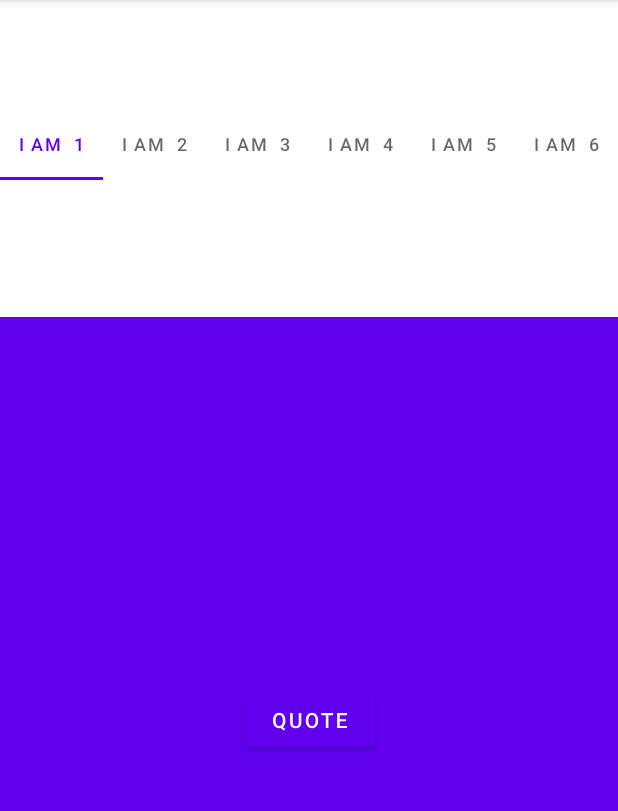
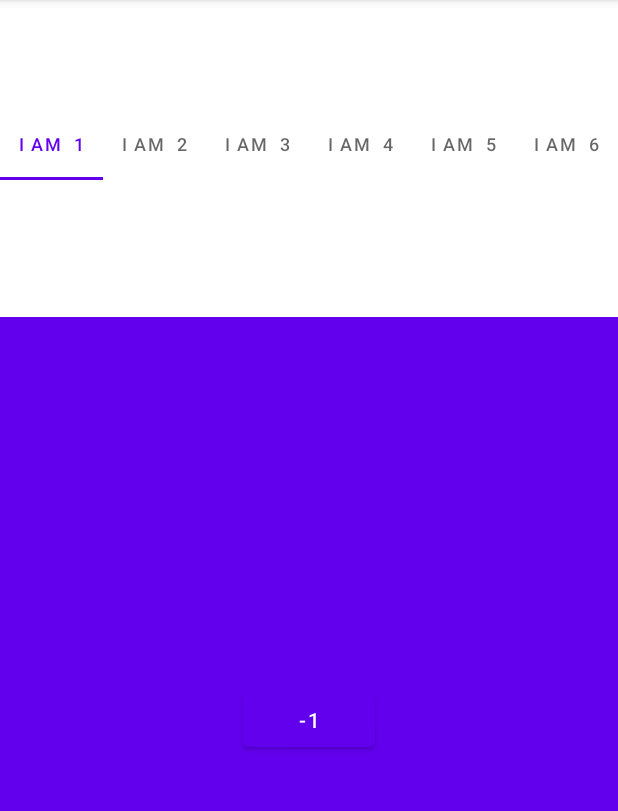
Before and after one commit to davidjagga/Lab06, an Android app: the screen it shows after launch (MainActivity), after a tap on "QUOTE", on a phone screen of 412 x 824 dp, the part 84-895 px from its top. Run offline under Robolectric (Android 15) with nearby library versions, the phone set to English and light mode, and no system bars.

Commit message:
fix put quote

```diff
--- a/app/src/main/java/com/jaggadavid/lab06/MainActivity.java
+++ b/app/src/main/java/com/jaggadavid/lab06/MainActivity.java
@@ -8,10 +8,12 @@ import androidx.recyclerview.widget.RecyclerView;
 import androidx.viewpager2.adapter.FragmentStateAdapter;
 import androidx.viewpager2.widget.ViewPager2;
 
+import android.content.res.TypedArray;
 import android.media.MediaPlayer;
 import android.os.Bundle;
 import android.util.Log;
 import android.view.View;
+import android.widget.Button;
 
 import java.io.InputStream;
 import java.util.ArrayList;
@@ -23,13 +25,17 @@ public class MainActivity extends AppCompatActivity {
     ViewPager2 viewPager2;
     ArrayList<Integer> soundArray = new ArrayList<>();
     RecyclerView.Adapter fragmentSateAdapter;
-
+    TypedArray arrayOfQuotes;
+    int quoteNum = 0;
     int NUM_ITEM=6;
     @Override
     protected void onCreate(Bundle savedInstanceState) {
+        TypedArray arrayOfQuotes = getResources().obtainTypedArray(R.array.quotes);
+        Log.i("Button", (arrayOfQuotes.getResourceId(10, -1)+"")+"got click");
 
+        quoteNum = 0;
+        soundArray.addAll(Arrays.asList(R.raw.scream, R.raw.whoosh, R.raw.chewbaka, R.raw.next, R.raw.flip, R.raw.r2d2, R.raw.swipe));
 
-        soundArray.addAll(Arrays.asList(R.raw.scream, R.raw.whoosh, R.raw.chewbaka, R.raw.next, R.raw.flip, R.raw.r2d2, R.raw.swipe));
         int random_int = (int)Math.floor(Math.random()*(soundArray.size()));
         mediaPlayer = MediaPlayer.create(getApplicationContext(), soundArray.get(random_int));
         mediaPlayer.setVolume(1,1);
@@ -55,8 +61,12 @@ public class MainActivity extends AppCompatActivity {
         });
     }
     public void playQuote(View view) {
-        Log.i("Button", "got click");
-        mediaPlayer.start();
+        TypedArray arrayOfQuotes = getResources().obtainTypedArray(R.array.quotes);
+        Log.i("Button", (arrayOfQuotes.getResourceId(10, -1)+"")+"got click");
+        //mediaPlayer.start();
+
+        ((Button) view).setText(arrayOfQuotes.getResourceId(quoteNum, -1)+"");
+        quoteNum = (quoteNum == 103) ? 0 : quoteNum+1;
     }
 
     private class MyFragmentStateAdapter extends FragmentStateAdapter {
@@ -87,6 +97,7 @@ public class MainActivity extends AppCompatActivity {
             Log.i("soundPlayed", "hello");
             int random_int = (int)Math.floor(Math.random()*(soundArray.size()));
             mediaPlayer = MediaPlayer.create(getApplicationContext(), soundArray.get(random_int));
+            mediaPlayer.start();
 
             page.setTranslationX(-position * page.getWidth());
             page.setCameraDistance(12000);
--- /dev/null
+++ b/app/src/main/res/values/arrays.xml
@@ -0,0 +1,116 @@
+<?xml version="1.0" encoding="utf-8"?>
+<resources>
+  <string-array name="quotes">
+    <item>"Life isn’t about getting and having, it’s about giving and being. - Kevin Kruse"</item>
+    <item>"Whatever the mind of man can conceive and believe, it can achieve. - Napoleon Hill"</item>
+    <item>"Strive not to be a success, but rather to be of value. - Albert Einstein"</item>
+    <item>"Two roads diverged in a wood, and I—I took the one less traveled by, And that has made all the difference. - Robert Frost"</item>
+    <item>"I attribute my success to this: I never gave or took any excuse. - Florence Nightingale"</item>
+    <item>"You miss 100% of the shots you don’t take. - Wayne Gretzky"</item>
+    <item>"I’ve missed more than 9000 shots in my career. I’ve lost almost 300 games. 26 times I’ve been trusted to take the game winning shot and missed. I’ve failed over and over and over again in my life. And that is why I succeed. - Michael Jordan"</item>
+    <item>"The most difficult thing is the decision to act, the rest is merely tenacity. - Amelia Earhart"</item>
+    <item>"Every strike brings me closer to the next home run. - Babe Ruth"</item>
+    <item>"Definiteness of purpose is the starting point of all achievement. - W. Clement Stone"</item>
+    <item>"We must balance conspicuous consumption with conscious capitalism. - Kevin Kruse"</item>
+    <item>"Life is what happens to you while you’re busy making other plans. - John Lennon"</item>
+    <item>"We become what we think about. - Earl Nightingale"</item>
+    <item>"14.Twenty years from now you will be more disappointed by the things that you didn’t do than by the ones you did do, so throw off the bowlines, sail away from safe harbor, catch the trade winds in your sails.  Explore, Dream, Discover. - Mark Twain"</item>
+    <item>"15.Life is 10% what happens to me and 90% of how I react to it. - Charles Swindoll"</item>
+    <item>"The most common way people give up their power is by thinking they don’t have any. - Alice Walker"</item>
+    <item>"The mind is everything. What you think you become. - Buddha"</item>
+    <item>"The best time to plant a tree was 20 years ago. The second best time is now. - Chinese Proverb"</item>
+    <item>"An unexamined life is not worth living. - Socrates"</item>
+    <item>"Eighty percent of success is showing up. - Woody Allen"</item>
+    <item>"Your time is limited, so don’t waste it living someone else’s life. - Steve Jobs"</item>
+    <item>"Winning isn’t everything, but wanting to win is. - Vince Lombardi"</item>
+    <item>"I am not a product of my circumstances. I am a product of my decisions. - Stephen Covey"</item>
+    <item>"Every child is an artist.  The problem is how to remain an artist once he grows up. - Pablo Picasso"</item>
+    <item>"You can never cross the ocean until you have the courage to lose sight of the shore. - Christopher Columbus"</item>
+    <item>"I’ve learned that people will forget what you said, people will forget what you did, but people will never forget how you made them feel. - Maya Angelou"</item>
+    <item>"Either you run the day, or the day runs you. - Jim Rohn"</item>
+    <item>"Whether you think you can or you think you can’t, you’re right. - Henry Ford"</item>
+    <item>"The two most important days in your life are the day you are born and the day you find out why. - Mark Twain"</item>
+    <item>"Whatever you can do, or dream you can, begin it.  Boldness has genius, power and magic in it. - Johann Wolfgang von Goethe"</item>
+    <item>"The best revenge is massive success. - Frank Sinatra"</item>
+    <item>"People often say that motivation doesn’t last. Well, neither does bathing.  That’s why we recommend it daily. - Zig Ziglar"</item>
+    <item>"Life shrinks or expands in proportion to one’s courage. - Anais Nin"</item>
+    <item>"If you hear a voice within you say “you cannot paint,” then by all means paint and that voice will be silenced. - Vincent Van Gogh"</item>
+    <item>"There is only one way to avoid criticism: do nothing, say nothing, and be nothing. - Aristotle"</item>
+    <item>"Ask and it will be given to you; search, and you will find; knock and the door will be opened for you. - Jesus"</item>
+    <item>"The only person you are destined to become is the person you decide to be. - Ralph Waldo Emerson"</item>
+    <item>"Go confidently in the direction of your dreams.  Live the life you have imagined. - Henry David Thoreau"</item>
+    <item>"When I stand before God at the end of my life, I would hope that I would not have a single bit of talent left and could say, I used everything you gave me. - Erma Bombeck"</item>
+    <item>"Few things can help an individual more than to place responsibility on him, and to let him know that you trust him. - Booker T. Washington"</item>
+    <item>"Certain things catch your eye, but pursue only those that capture the heart. -  Ancient Indian Proverb"</item>
+    <item>"Believe you can and you’re halfway there. - Theodore Roosevelt"</item>
+    <item>"Everything you’ve ever wanted is on the other side of fear. - George Addair"</item>
+    <item>"We can easily forgive a child who is afraid of the dark; the real tragedy of life is when men are afraid of the light. - Plato"</item>
+    <item>"Teach thy tongue to say, “I do not know,” and thous shalt progress. - Maimonides"</item>
+    <item>"Start where you are. Use what you have.  Do what you can. - Arthur Ashe"</item>
+    <item>"When I was 5 years old, my mother always told me that happiness was the key to life.  When I went to school, they asked me what I wanted to be when I grew up.  I wrote down ‘happy’.  They told me I didn’t understand the assignment, and I told them they didn’t understand life. - John Lennon"</item>
+    <item>"Fall seven times and stand up eight. - Japanese Proverb"</item>
+    <item>"When one door of happiness closes, another opens, but often we look so long at the closed door that we do not see the one that has been opened for us. - Helen Keller"</item>
+    <item>"Everything has beauty, but not everyone can see. - Confucius"</item>
+    <item>"How wonderful it is that nobody need wait a single moment before starting to improve the world. - Anne Frank"</item>
+    <item>"When I let go of what I am, I become what I might be. - Lao Tzu"</item>
+    <item>"Life is not measured by the number of breaths we take, but by the moments that take our breath away. - Maya Angelou"</item>
+    <item>"Happiness is not something readymade.  It comes from your own actions. - Dalai Lama"</item>
+    <item>"If you’re offered a seat on a rocket ship, don’t ask what seat! Just get on. - Sheryl Sandberg"</item>
+    <item>"First, have a definite, clear practical ideal; a goal, an objective. Second, have the necessary means to achieve your ends; wisdom, money, materials, and methods. Third, adjust all your means to that end. - Aristotle"</item>
+    <item>"If the wind will not serve, take to the oars. - Latin Proverb"</item>
+    <item>"You can’t fall if you don’t climb.  But there’s no joy in living your whole life on the ground. - Unknown"</item>
+    <item>"We must believe that we are gifted for something, and that this thing, at whatever cost, must be attained. - Marie Curie"</item>
+    <item>"Too many of us are not living our dreams because we are living our fears. - Les Brown"</item>
+    <item>"Challenges are what make life interesting and overcoming them is what makes life meaningful. - Joshua J. Marine"</item>
+    <item>"If you want to lift yourself up, lift up someone else. - Booker T. Washington"</item>
+    <item>"I have been impressed with the urgency of doing. Knowing is not enough; we must apply. Being willing is not enough; we must do. - Leonardo da Vinci"</item>
+    <item>"Limitations live only in our minds.  But if we use our imaginations, our possibilities become limitless. - Jamie Paolinetti"</item>
+    <item>"You take your life in your own hands, and what happens? A terrible thing, no one to blame. - Erica Jong"</item>
+    <item>"What’s money? A man is a success if he gets up in the morning and goes to bed at night and in between does what he wants to do. - Bob Dylan"</item>
+    <item>"I didn’t fail the test. I just found 100 ways to do it wrong. - Benjamin Franklin"</item>
+    <item>"In order to succeed, your desire for success should be greater than your fear of failure. - Bill Cosby"</item>
+    <item>"A person who never made a mistake never tried anything new. -  Albert Einstein"</item>
+    <item>"The person who says it cannot be done should not interrupt the person who is doing it. - Chinese Proverb"</item>
+    <item>"There are no traffic jams along the extra mile. - Roger Staubach"</item>
+    <item>"It is never too late to be what you might have been. - George Eliot"</item>
+    <item>"You become what you believe. - Oprah Winfrey"</item>
+    <item>"I would rather die of passion than of boredom. - Vincent van Gogh"</item>
+    <item>"A truly rich man is one whose children run into his arms when his hands are empty. - Unknown"</item>
+    <item>"It is not what you do for your children, but what you have taught them to do for themselves, that will make them successful human beings. - Ann Landers"</item>
+    <item>"If you want your children to turn out well, spend twice as much time with them, and half as much money. - Abigail Van Buren"</item>
+    <item>"Build your own dreams, or someone else will hire you to build theirs. - Farrah Gray"</item>
+    <item>"The battles that count aren’t the ones for gold medals. The struggles within yourself–the invisible battles inside all of us–that’s where it’s at. - Jesse Owens"</item>
+    <item>"Education costs money.  But then so does ignorance. - Sir Claus Moser"</item>
+    <item>"I have learned over the years that when one’s mind is made up, this diminishes fear. - Rosa Parks"</item>
+    <item>"It does not matter how slowly you go as long as you do not stop. - Confucius"</item>
+    <item>"If you look at what you have in life, you’ll always have more. If you look at what you don’t have in life, you’ll never have enough. - Oprah Winfrey"</item>
+    <item>"Remember that not getting what you want is sometimes a wonderful stroke of luck. - Dalai Lama"</item>
+    <item>"You can’t use up creativity.  The more you use, the more you have. - Maya Angelou"</item>
+    <item>"Dream big and dare to fail. - Norman Vaughan"</item>
+    <item>"Our lives begin to end the day we become silent about things that matter. - Martin Luther King Jr."</item>
+    <item>"Do what you can, where you are, with what you have. - Teddy Roosevelt"</item>
+    <item>"If you do what you’ve always done, you’ll get what you’ve always gotten. - Tony Robbins"</item>
+    <item>"Dreaming, after all, is a form of planning. - Gloria Steinem"</item>
+    <item>"It’s your place in the world; it’s your life. Go on and do all you can with it, and make it the life you want to live. - Mae Jemison"</item>
+    <item>"You may be disappointed if you fail, but you are doomed if you don’t try. - Beverly Sills"</item>
+    <item>"Remember no one can make you feel inferior without your consent. - Eleanor Roosevelt"</item>
+    <item>"Life is what we make it, always has been, always will be. - Grandma Moses"</item>
+    <item>"The question isn’t who is going to let me; it’s who is going to stop me. - Ayn Rand"</item>
+    <item>"When everything seems to be going against you, remember that the airplane takes off against the wind, not with it. - Henry Ford"</item>
+    <item>"It’s not the years in your life that count. It’s the life in your years. - Abraham Lincoln"</item>
+    <item>"Change your thoughts and you change your world. - Norman Vincent Peale"</item>
+    <item>"Either write something worth reading or do something worth writing. - Benjamin Franklin"</item>
+    <item>"Nothing is impossible, the word itself says, “I’m possible!” - –Audrey Hepburn"</item>
+    <item>"The only way to do great work is to love what you do. - Steve Jobs"</item>
+    <item>"If you can dream it, you can achieve it. - Zig Ziglar"</item>
+
+
+
+
+
+
+
+
+  </string-array>
+
+</resources>
```
